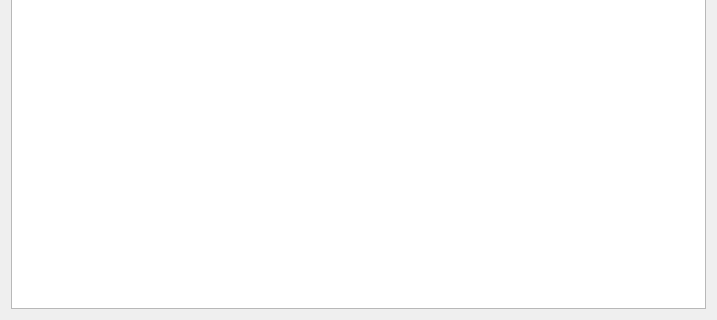
The window that WallsAndHoles/mapview.ui (Bdtrotte/3D-Map-Gen) describes before a commit, drawn with Qt 5; both pictures show x 0 to 717 and y 302 to 622 of the 717 by 622 pixel window.
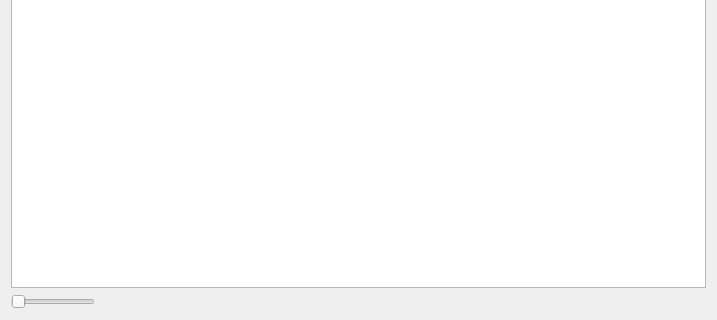
The same window after the commit.

Patch:
```diff
--- a/WallsAndHoles/mapview.ui
+++ b/WallsAndHoles/mapview.ui
@@ -13,7 +13,7 @@
   <property name="windowTitle">
    <string>Form</string>
   </property>
-  <layout class="QHBoxLayout" name="horizontalLayout">
+  <layout class="QVBoxLayout" name="verticalLayout">
    <item>
     <widget class="QGraphicsView" name="graphicsView">
      <property name="sizePolicy">
@@ -39,6 +39,22 @@
      </property>
     </widget>
    </item>
+   <item>
+    <widget class="QSlider" name="horizontalSlider">
+     <property name="sizePolicy">
+      <sizepolicy hsizetype="Fixed" vsizetype="Fixed">
+       <horstretch>0</horstretch>
+       <verstretch>0</verstretch>
+      </sizepolicy>
+     </property>
+     <property name="minimum">
+      <number>10</number>
+     </property>
+     <property name="orientation">
+      <enum>Qt::Horizontal</enum>
+     </property>
+    </widget>
+   </item>
   </layout>
  </widget>
  <resources/>
```
